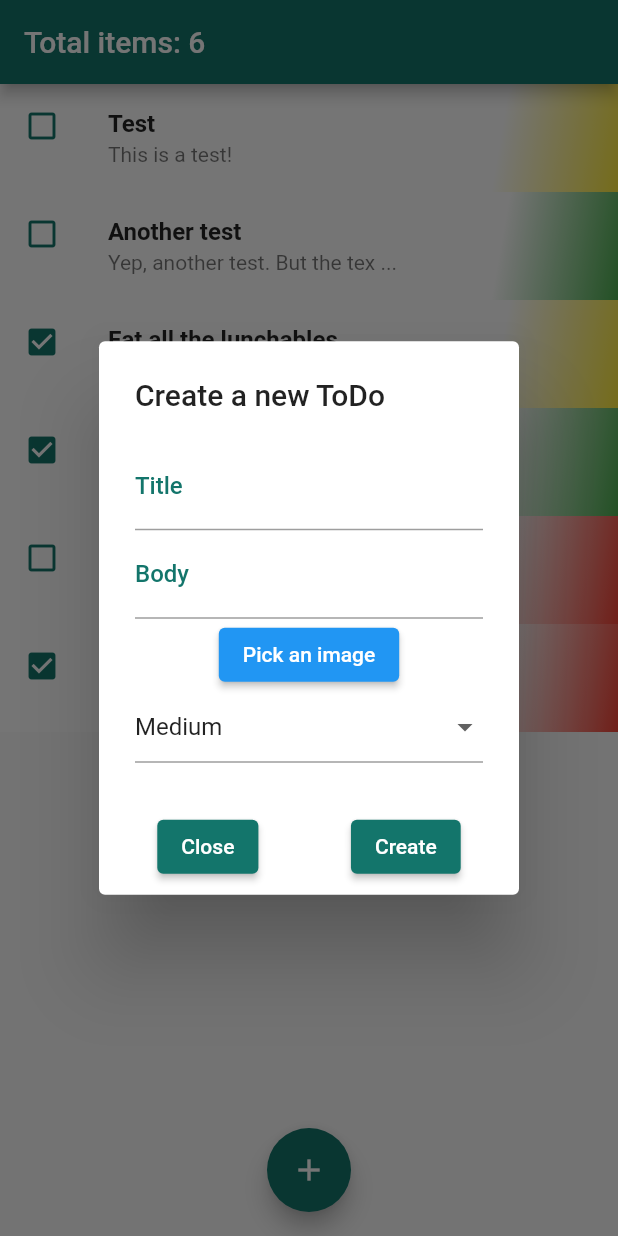
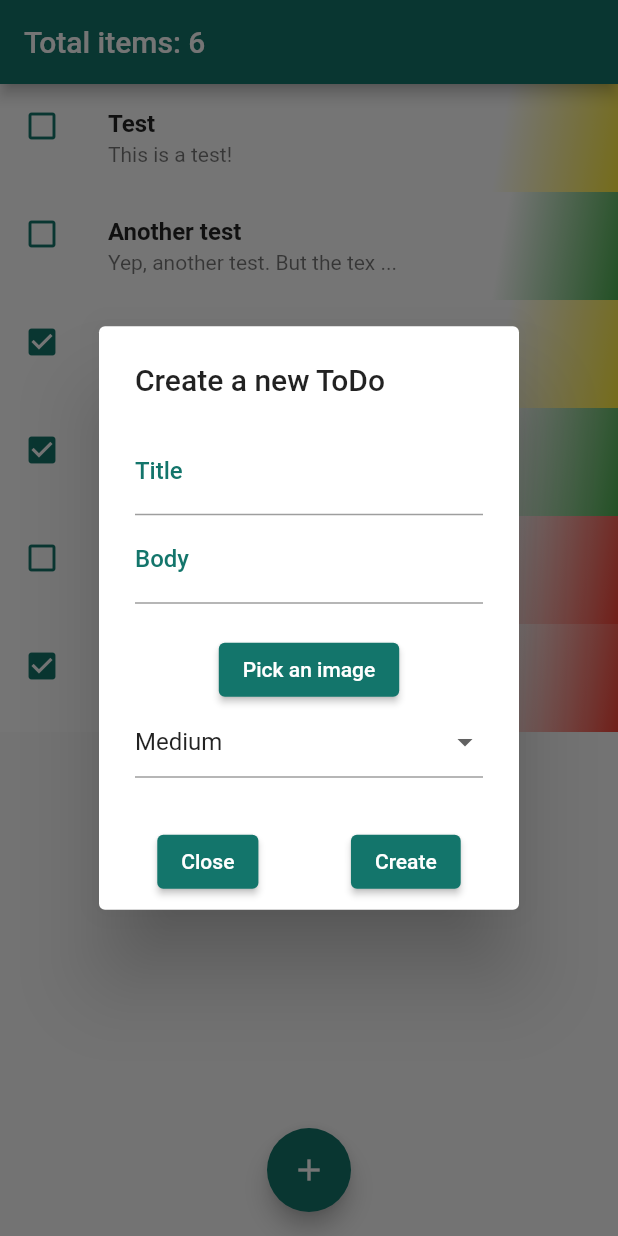
Before and after one commit to david1707/tasker, a Flutter app: the screen it shows after launch, after a tap on the "add" icon, on a phone screen of 412 x 824 dp. Run offline on Flutter 3.47's test engine with Material 2 defaults, Android fonts, the phone set to English and light mode, and no system bars; our stand-ins replace basic_utils, image_picker.

```diff
--- a/lib/widgets/custom_fab.dart
+++ b/lib/widgets/custom_fab.dart
@@ -3,7 +3,10 @@ import 'dart:io';
 import 'package:flutter/material.dart';
 
 import 'package:basic_utils/basic_utils.dart' show StringUtils;
+import 'package:flutter/services.dart';
 import 'package:image_picker/image_picker.dart';
+import 'package:path_provider/path_provider.dart';
+import 'package:path/path.dart';
 
 import '../models/todo_item.dart';
 import '../constants/colours.dart';
@@ -24,17 +27,28 @@ class CustomFABState extends State<CustomFAB> {
   File? _image;
 
   Future _getImage() async {
+    try {
       final imageSelected =
           await ImagePicker().pickImage(source: ImageSource.gallery);
 
       if (imageSelected != null) {
         final imageTemporary = File(imageSelected.path);
+        await _saveImageToApp(imageSelected.path);
 
         setState(() {
           _image = imageTemporary;
         });
       }
-    return;
+    } on PlatformException catch (e) {
+      print('Failed to pick image: $e');
+    }
+  }
+
+  Future<File> _saveImageToApp(String imagePath) async {
+    final directory = await getApplicationDocumentsDirectory();
+    final fileName = basename(imagePath);
+    final image = File("${directory.path}/$fileName");
+    return File(imagePath).copy(image.path);
   }
 
   @override
@@ -44,6 +58,7 @@ class CustomFABState extends State<CustomFAB> {
       child: const Icon(Icons.add),
       onPressed: () {
         showDialog(
+          //ToDo Add a StatefulBuilder to the AlertDialog so it may be refreshed on setState (when we pick a new image) https://stackoverflow.com/questions/51962272/how-to-refresh-an-alertdialog-in-flutter
           context: context,
           builder: (BuildContext context) {
             return AlertDialog(
@@ -98,9 +113,18 @@ class CustomFABState extends State<CustomFAB> {
                             _body = value.toString();
                           },
                         ),
-                        if (_image != null) Image.file(_image!),
+                        const SizedBox(height: 20),
+                        if (_image != null)
+                          Image.file(
+                            _image!,
+                            height: 250,
+                            fit: BoxFit.fill,
+                          ),
                         ElevatedButton(
                           onPressed: _getImage,
+                          style: ElevatedButton.styleFrom(
+                            backgroundColor: Colours.kTeal,
+                          ),
                           child: const Text(
                             'Pick an image',
                           ),
--- a/pubspec.yaml
+++ b/pubspec.yaml
@@ -38,6 +38,7 @@ dependencies:
   basic_utils: ^5.4.2
   image_picker: ^0.8.6
   path_provider: ^2.0.8
+  path: ^1.8.2
 
 dev_dependencies:
   flutter_test:
```
Lines whose indentation alone changed are shown as unchanged.
